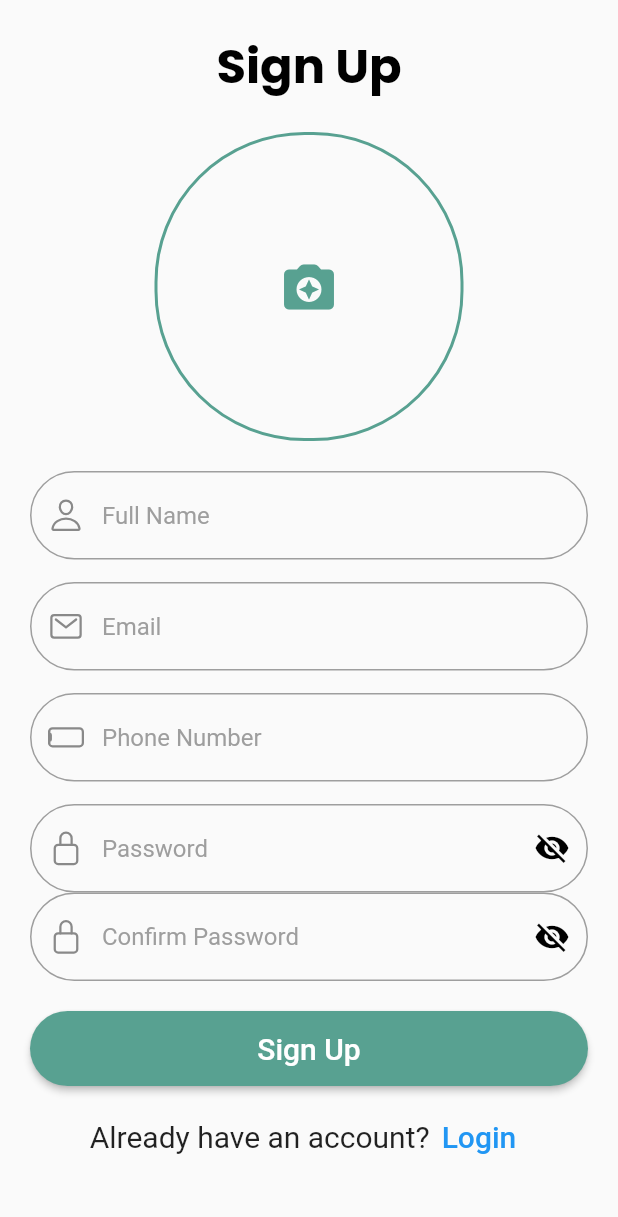
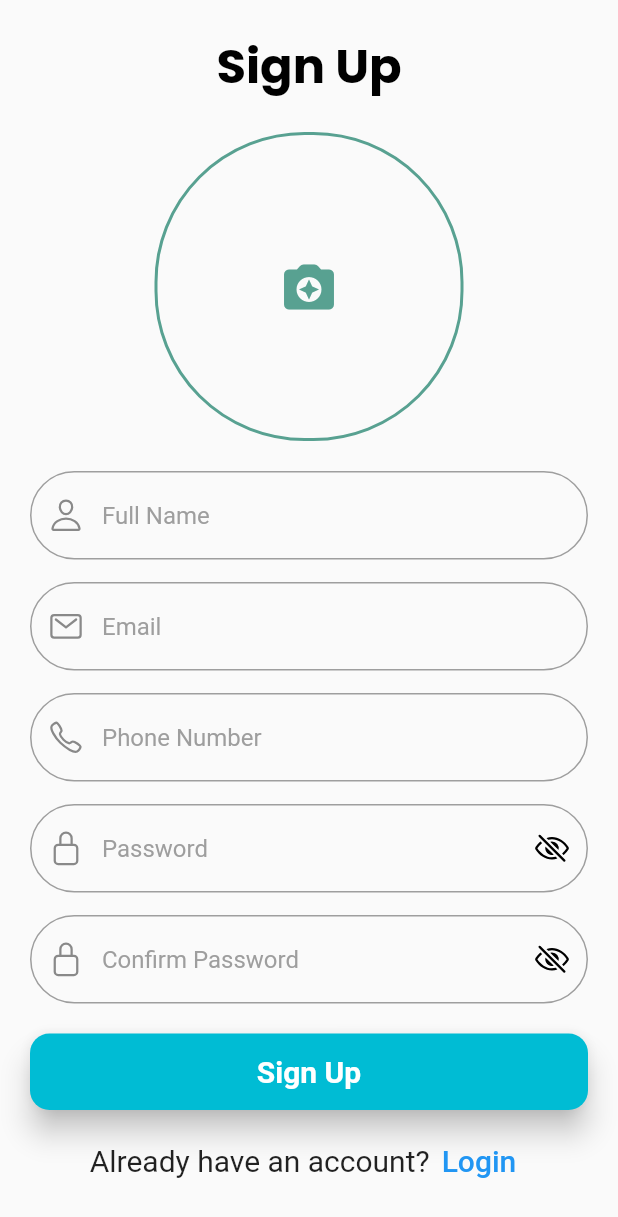
Before and after one commit to divandaf010403/InsekulApp, a Flutter app: the screen it shows after launch, after a tap on "Login", after a tap on "Sign Up", on a phone screen of 412 x 824 dp. Shown: the top 1217 px of the screen. Run offline on Flutter 3.47's test engine with Material 2 defaults, Android fonts, the light colour scheme and no system bars; our stand-ins replace cloud_firestore, firebase_auth, firebase_core, firebase_storage, google_fonts, image_cropper and 2 more; accounts and stored records are empty.

Commit message:
Update App

```diff
--- a/lib/Custom/CustomTextInput.dart
+++ b/lib/Custom/CustomTextInput.dart
@@ -9,7 +9,8 @@ class CustomTextInput extends StatelessWidget {
     this.inputType,
     this.suffixIcon,
     this.action,
-    this.focusNode
+    this.focusNode,
+    this.obscureText = false,
   }) : super(key: key);
 
   TextEditingController? controller;
@@ -20,6 +21,7 @@ class CustomTextInput extends StatelessWidget {
   String hint;
   Icon icon;
   FocusNode? focusNode;
+  bool obscureText = false;
 
   @override
   Widget build(BuildContext context) {
@@ -29,7 +31,7 @@ class CustomTextInput extends StatelessWidget {
       keyboardType: inputType,
       controller: controller,
       validator: validator,
-
+      obscureText: obscureText,
       style: const TextStyle(color: Colors.black),
       decoration: InputDecoration(
         prefixIcon: icon,
--- a/lib/Pages/Home.dart
+++ b/lib/Pages/Home.dart
@@ -1,5 +1,6 @@
 import 'package:flutter/material.dart';
 import 'package:ionicons/ionicons.dart';
+import 'package:google_fonts/google_fonts.dart';
 import 'package:insekul_app/Display/PostCardHome.dart';
 import 'package:insekul_app/SidePages/AddPostPage.dart';
 
@@ -20,7 +21,7 @@ class _HomePageState extends State<HomePage> {
         shape: RoundedRectangleBorder(
           borderRadius: BorderRadius.circular(15)
         ),
-        title: Text('INSEKUL', style: Theme.of(context).textTheme.headline4,),
+        title: Text('INSEKUL', style: GoogleFonts.oleoScript(fontSize: 30, fontWeight: FontWeight.w400, color: Colors.white),),
         actions: [
           IconButton(
             onPressed: (){Navigator.push(context, MaterialPageRoute(builder: (context) => AddPostPage()));},
--- a/lib/Pages/LoginPage.dart
+++ b/lib/Pages/LoginPage.dart
@@ -178,10 +178,6 @@ class _LoginPageState extends State<LoginPage> with TickerProviderStateMixin {
                             )
                           ),
                         ),
-                      ],
-                    ),
-                  )
-                ),
                         Container(
                           padding: EdgeInsets.fromLTRB(20, 0, 20, 0),
                           alignment: Alignment.centerRight,
@@ -193,21 +189,38 @@ class _LoginPageState extends State<LoginPage> with TickerProviderStateMixin {
                               'Forgot Password', style: TextStyle(fontSize: 17),),
                           ),
                         ),
-                SizedBox(height: 20,),
-                Container(
-                  padding: EdgeInsets.fromLTRB(20, 0, 20, 0),
-                  height: 50,
-                  child: ElevatedButton(
+                        const SizedBox(height: 20,),
+                        _isLoading
+                            ?
+                        Center(
+                          child: Container(
+                            width: 70,
+                            height: 70,
+                            child: const CircularProgressIndicator(),
+                          ),
+                        )
+                        :
+                        MaterialButton(
                           onPressed: _submitFormOnLogin,
-                    child: Text('Login', style: TextStyle(fontSize: 20),),
-                    style: ButtonStyle(
-                        backgroundColor: MaterialStateProperty.all(Color(0xFF58A191)),
-                        shape: MaterialStateProperty.all<
-                            RoundedRectangleBorder>(
-                            RoundedRectangleBorder(
-                              borderRadius: BorderRadius.circular(50),
+                          color: Colors.cyan,
+                          elevation: 8,
+                          shape: RoundedRectangleBorder(
+                            borderRadius: BorderRadius.circular(13),
+                          ),
+                          child: Padding(
+                            padding: EdgeInsets.symmetric(vertical: 14),
+                            child: Row(
+                              mainAxisAlignment: MainAxisAlignment.center,
+                              children: const [
+                                Text(
+                                  'Login',
+                                  style: TextStyle(
+                                    color: Colors.white,
+                                    fontWeight: FontWeight.bold,
+                                    fontSize: 20,
+                                  ),
                                 )
-                        )
+                              ],
                             ),
                           ),
                         ),
@@ -228,6 +241,10 @@ class _LoginPageState extends State<LoginPage> with TickerProviderStateMixin {
                             )
                           ],
                         ),
+                      ],
+                    ),
+                  )
+                ),
               ]
           )
       ),
--- a/lib/Pages/Search.dart
+++ b/lib/Pages/Search.dart
@@ -29,7 +29,7 @@ class _SearchPageState extends State<SearchPage> {
           borderRadius: BorderRadius.circular(15)
         ),
         automaticallyImplyLeading: false,
-        title: Text('INSEKUL', style: Theme.of(context).textTheme.headline4,),
+        title: Text('INSEKUL', style: GoogleFonts.oleoScript(fontSize: 30, fontWeight: FontWeight.w400, color: Colors.white),),
         bottom: PreferredSize(
           preferredSize: Size.fromHeight(60),
           child: Padding(
--- a/lib/Pages/SignUpPage.dart
+++ b/lib/Pages/SignUpPage.dart
@@ -33,6 +33,7 @@ class _SignUpPageState extends State<SignUpPage> {
 
   final _signUpFormKey = GlobalKey<FormState>();
   bool _obscureText = false;
+  bool _confirmObscureText = false;
   File? imageFile;
   final FirebaseAuth _auth = FirebaseAuth.instance;
   bool _isLoading = false;
@@ -45,9 +46,11 @@ class _SignUpPageState extends State<SignUpPage> {
     _emailController.dispose();
     _phoneController.dispose();
     _passController.dispose();
+    _confirmPassController.dispose();
     _emailFocusNode.dispose();
     _passFocusNode.dispose();
     _phoneFocusNode.dispose();
+    _confirmPassFocusNode.dispose();
     super.dispose();
   }
 
@@ -140,10 +143,7 @@ class _SignUpPageState extends State<SignUpPage> {
     final isValid = _signUpFormKey.currentState!.validate();
     if (isValid) {
       if (imageFile == null) {
-        GlobalMethod.showErrorDialog(
-          error: 'Please Pick An Image',
-          ctx: context,
-        );
+        GlobalMethod.showErrorDialog(error: 'Please Pick An Image', ctx: context,);
         return;
       }
 
@@ -152,6 +152,11 @@ class _SignUpPageState extends State<SignUpPage> {
       });
 
       try {
+        if(_passController.text != _confirmPassController.text) {
+          GlobalMethod.showErrorDialog(error: 'Password Not Match', ctx: context,);
+          return;
+        }
+        else {
           await _auth.createUserWithEmailAndPassword(
             email: _emailController.text.trim().toLowerCase(),
             password: _passController.text.trim(),
@@ -170,6 +175,7 @@ class _SignUpPageState extends State<SignUpPage> {
             'createdAt': Timestamp.now(),
           });
           Navigator.canPop(context) ? Navigator.pop(context) : null;
+        }
       } catch (error) {
         setState(() {
           _isLoading = false;
@@ -236,7 +242,7 @@ class _SignUpPageState extends State<SignUpPage> {
                         controller: _fullNameController,
                         validator: (value) {
                           if (value!.isEmpty) {
-                            return 'This Field is Missing';
+                            return 'Enter Your Full Name';
                           } else {
                             return null;
                           }
@@ -252,7 +258,7 @@ class _SignUpPageState extends State<SignUpPage> {
                         controller: _emailController,
                         validator: (value) {
                           if (value!.isEmpty) {
-                            return 'This Field is Missing';
+                            return 'Enter Your Valid Email Address';
                           } else {
                             return null;
                           }
@@ -268,13 +274,13 @@ class _SignUpPageState extends State<SignUpPage> {
                         controller: _phoneController,
                         validator: (value) {
                           if (value!.isEmpty) {
-                            return 'This Field is Missing';
+                            return 'Enter Your Phone Number';
                           } else {
                             return null;
                           }
                         },
                         hint: 'Phone Number',
-                        icon: Icon(Ionicons.phone_landscape_outline),
+                        icon: Icon(Ionicons.call_outline),
                       ),
                       const SizedBox(height: 15,),
                       CustomTextInput(
@@ -282,9 +288,10 @@ class _SignUpPageState extends State<SignUpPage> {
                         inputType: TextInputType.visiblePassword,
                         focusNode: _confirmPassFocusNode,
                         controller: _passController,
+                        obscureText: !_obscureText,
                         validator: (value) {
-                          if (value!.isEmpty) {
-                            return 'This Field is Missing';
+                          if (value!.isEmpty || value.length < 7) {
+                            return 'Enter Your Valid Password';
                           } else {
                             return null;
                           }
@@ -299,18 +306,20 @@ class _SignUpPageState extends State<SignUpPage> {
                           },
                           child: Icon(
                             _obscureText
-                                ? Icons.visibility : Icons.visibility_off,
+                                ? Ionicons.eye_outline : Ionicons.eye_off_outline,
                             color: Colors.black,
                           ),
                         ),
                       ),
+                      SizedBox(height: 15,),
                       CustomTextInput(
                         action: TextInputAction.next,
                         inputType: TextInputType.visiblePassword,
-                        controller: _passController,
+                        controller: _confirmPassController,
+                        obscureText: !_confirmObscureText,
                         validator: (value) {
-                          if (value!.isEmpty) {
-                            return 'This Field is Missing';
+                          if (value!.isEmpty || value.length < 7) {
+                            return 'Enter Your Valid Password';
                           } else {
                             return null;
                           }
@@ -320,37 +329,50 @@ class _SignUpPageState extends State<SignUpPage> {
                         suffixIcon: GestureDetector(
                           onTap: () {
                             setState(() {
-                              _obscureText = !_obscureText;
+                              _confirmObscureText = !_confirmObscureText;
                             });
                           },
                           child: Icon(
-                            _obscureText
-                                ? Icons.visibility : Icons.visibility_off,
+                            _confirmObscureText
+                                ? Ionicons.eye_outline : Ionicons.eye_off_outline,
                             color: Colors.black,
                           ),
                         ),
                       ),
-                    ],
+                      const SizedBox(height: 20,),
+                      _isLoading
+                          ?
+                      Center(
+                        child: Container(
+                          width: 70,
+                          height: 70,
+                          child: const CircularProgressIndicator(),
                         ),
                       )
-            ),
-            SizedBox(height: 20,),
-            Container(
-              padding: EdgeInsets.fromLTRB(20, 0, 20, 0),
-              height: 50,
-              child: ElevatedButton(
-                onPressed: () {
+                      :
+                      MaterialButton(
+                        onPressed: (){
                           _submitFormOnSignUp();
                         },
-                child: Text('Sign Up', style: TextStyle(fontSize: 20),),
-                style: ButtonStyle(
-                  backgroundColor: MaterialStateProperty.all(Color(0xFF58A191)),
-                    shape: MaterialStateProperty.all<
-                        RoundedRectangleBorder>(
-                        RoundedRectangleBorder(
-                          borderRadius: BorderRadius.circular(50),
+                        color: Colors.cyan,
+                        elevation: 8,
+                        shape: RoundedRectangleBorder(
+                          borderRadius: BorderRadius.circular(13),
+                        ),
+                        child: Padding(
+                          padding: EdgeInsets.symmetric(vertical: 14),
+                          child: Row(
+                            mainAxisAlignment: MainAxisAlignment.center,
+                            children: const [
+                              Text(
+                                'Sign Up',
+                                style: TextStyle(
+                                  color: Colors.white,
+                                  fontWeight: FontWeight.bold,
+                                  fontSize: 20,
+                                ),
                               )
-                    )
+                            ],
                           ),
                         ),
                       ),
@@ -373,6 +395,10 @@ class _SignUpPageState extends State<SignUpPage> {
                       ),
                     ],
                   ),
+                )
+            ),
+          ],
+        ),
       ),
     );
   }
--- a/lib/main.dart
+++ b/lib/main.dart
@@ -23,14 +23,7 @@ class MyApp extends StatelessWidget {
           return const MaterialApp(
             home: Scaffold(
               body: Center(
-                child: Text('Find Your Job is being initialized',
-                  style: TextStyle(
-                      color: Colors.cyan,
-                      fontSize: 38,
-                      fontWeight: FontWeight.bold,
-                      fontFamily: 'Signatra'
-                  ),
-                ),
+                child: Text('Initialized'),
               ),
             ),
           );
@@ -52,7 +45,7 @@ class MyApp extends StatelessWidget {
         }
         return MaterialApp(
           debugShowCheckedModeBanner: false,
-          title: 'Find Your Job',
+          title: 'Insekul App',
           theme: ThemeData(
             primarySwatch: Colors.blue,
           ),
```
Also changed, not shown: lib/Pages/MyAccount.dart (+94 -2 lines). Lines whose indentation alone changed are shown as unchanged.
